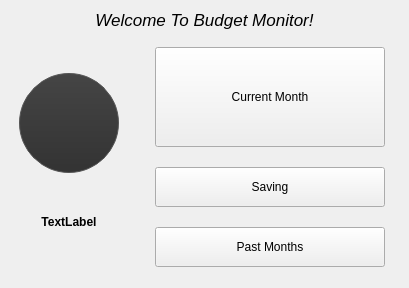
Old version of the form ui/mainwindow.ui in the repository NFBaeza/Budget-Monitor.
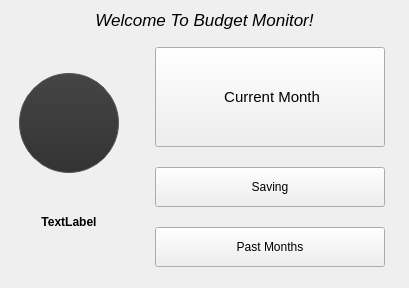
New version of the form. Icons and pictures are not drawn.

Commit message: fix!:  prevent duplicate transactions on re-import and fix button icon

What changed in the file:
```diff
--- a/ui/mainwindow.ui
+++ b/ui/mainwindow.ui
@@ -61,11 +61,23 @@
           <height>100</height>
          </size>
         </property>
+        <property name="font">
+         <font>
+          <pointsize>11</pointsize>
+         </font>
+        </property>
         <property name="text">
-         <string>Current Month</string>
+         <string> Current Month</string>
         </property>
         <property name="icon">
-         <iconset theme="QIcon::ThemeIcon::AppointmentNew"/>
+         <iconset>
+          <normaloff>:/imgs/monthly-reporting.png</normaloff>:/imgs/monthly-reporting.png</iconset>
+        </property>
+        <property name="iconSize">
+         <size>
+          <width>35</width>
+          <height>35</height>
+         </size>
         </property>
        </widget>
       </item>
```
The commit also changes 5 other files.
